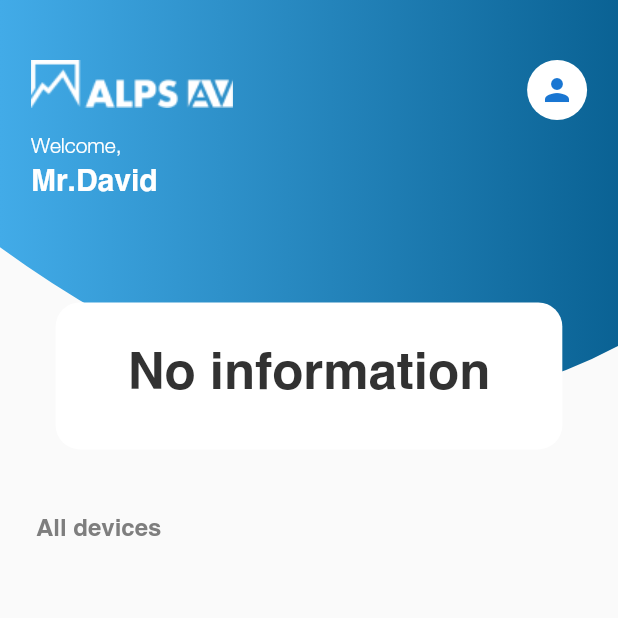
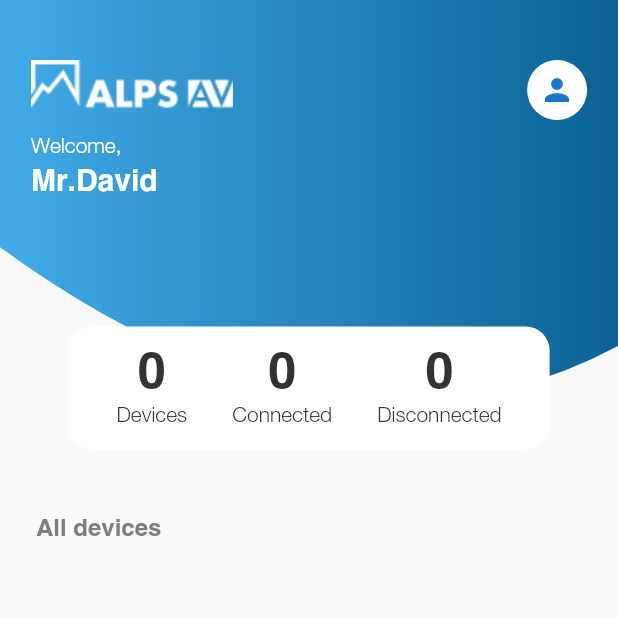
Before and after one commit to HieutvHms/bytech, a Flutter app: the NewHomeScreen2 screen opened directly, on a phone screen of 412 x 824 dp, the top half of it. Run offline on Flutter 3.47's test engine with Material 2 defaults, Android fonts, the light colour scheme and no system bars; our stand-ins replace connectivity_plus, flutter_blue_plus, rxdart, shared_preferences; missing offline and left inert: nsd; accounts and stored records are empty.

Commit message:
Fix:Home screen

```diff
--- a/lib/main.dart
+++ b/lib/main.dart
@@ -14,7 +14,9 @@ void main() {
     MultiProvider(
       providers: [
         ChangeNotifierProvider(
-          create: (_) => AppProvider()..getSaveName(),
+          create: (_) => AppProvider()
+            ..getSaveName()
+            ..getSaveDevice(),
         ),
       ],
       child: const MyApp(),
--- /dev/null
+++ b/lib/models/saved_device_model.dart
@@ -0,0 +1,21 @@
+enum DeviceType { BLE, MDNS }
+
+class SavedDeviceModel {
+  final String deviceName;
+  final DeviceType deviceType;
+
+  SavedDeviceModel({
+    required this.deviceName,
+    required this.deviceType,
+  });
+  Map<String, dynamic> toJson() {
+    return {"DeviceName": deviceName, "DeviceType": deviceType.index};
+  }
+
+  factory SavedDeviceModel.fromJson(Map<String, dynamic> json) {
+    return SavedDeviceModel(
+      deviceName: json["DeviceName"],
+      deviceType: DeviceType.values[json["DeviceType"]],
+    );
+  }
+}
--- a/lib/new_screen/home/home_screen.dart
+++ b/lib/new_screen/home/home_screen.dart
@@ -5,6 +5,7 @@ import 'package:reintechnik/const/asset_const.dart';
 import 'package:reintechnik/const/ble_const.dart';
 import 'package:reintechnik/const/custom_color.dart';
 import 'package:reintechnik/const/custom_textstyle.dart';
+import 'package:reintechnik/models/saved_device_model.dart';
 import 'package:reintechnik/new_screen/personal/profile_screen.dart';
 import 'package:reintechnik/providers/app_provider.dart';
 
@@ -96,7 +97,7 @@ class NewHomeScreen2 extends StatelessWidget {
                             provider.connectStatus == ConnectStatus.BLE) {
                           return Row(
                             children: [
-                              _info((value.bleDeviceList.length + 1).toString(),
+                              _info(value.saveDeviceList.length.toString(),
                                   "Devices"),
                               const SizedBox(
                                 width: 30,
@@ -106,7 +107,7 @@ class NewHomeScreen2 extends StatelessWidget {
                                 width: 30,
                               ),
                               _info(
-                                value.bleDeviceList.length.toString(),
+                                (value.saveDeviceList.length - 1).toString(),
                                 "Disconnected",
                               ),
                             ],
@@ -116,7 +117,7 @@ class NewHomeScreen2 extends StatelessWidget {
                           return Row(
                             mainAxisAlignment: MainAxisAlignment.spaceBetween,
                             children: [
-                              _info(value.localService.length.toString(),
+                              _info(value.saveDeviceList.length.toString(),
                                   "Devices"),
                               const SizedBox(
                                 width: 30,
@@ -126,18 +127,29 @@ class NewHomeScreen2 extends StatelessWidget {
                                 width: 30,
                               ),
                               _info(
-                                (value.localService.length - 1).toString(),
+                                (value.saveDeviceList.length - 1).toString(),
                                 "Disconnected",
                               ),
                             ],
                           );
                         } else {
-                          return const Padding(
-                            padding: EdgeInsets.all(16),
-                            child: Text(
-                              'No information',
-                              style: CustomTextStyle.h3Medium,
+                          return Row(
+                            mainAxisAlignment: MainAxisAlignment.spaceBetween,
+                            children: [
+                              _info(value.saveDeviceList.length.toString(),
+                                  "Devices"),
+                              const SizedBox(
+                                width: 30,
                               ),
+                              _info("0", "Connected"),
+                              const SizedBox(
+                                width: 30,
+                              ),
+                              _info(
+                                (value.saveDeviceList.length).toString(),
+                                "Disconnected",
+                              ),
+                            ],
                           );
                         }
                       },
@@ -164,31 +176,39 @@ class NewHomeScreen2 extends StatelessWidget {
           Expanded(
             child: Consumer<AppProvider>(
               builder: (context, value, child) {
-                if (value.connectStatus == ConnectStatus.BLE) {
-                  final blueToothList = [
-                    ...value.bleDeviceList,
-                    value.bluetoothDevice
-                  ];
                 return ListView.builder(
-                    itemCount: blueToothList.length,
+                  itemCount: value.saveDeviceList.length,
                   itemBuilder: (ctx, index) => _deviceCard(
-                      blueToothList[index]?.name ?? '',
-                      ConnectStatus.BLE,
+                    value.saveDeviceList[index].deviceName,
+                    value.saveDeviceList[index].deviceType,
                     context,
                   ),
                 );
-                } else if (value.connectStatus == ConnectStatus.SOCKET) {
-                  return ListView.builder(
-                    itemCount: value.localService.length,
-                    itemBuilder: (ctx, index) => _deviceCard(
-                      value.localService[index].name ?? "",
-                      ConnectStatus.SOCKET,
-                      context,
-                    ),
-                  );
-                } else {
-                  return const SizedBox();
-                }
+                // if (value.connectStatus == ConnectStatus.BLE) {
+                //   final blueToothList = [
+                //     ...value.bleDeviceList,
+                //     value.bluetoothDevice
+                //   ];
+                //   return ListView.builder(
+                //     itemCount: blueToothList.length,
+                //     itemBuilder: (ctx, index) => _deviceCard(
+                //       blueToothList[index]?.name ?? '',
+                //       ConnectStatus.BLE,
+                //       context,
+                //     ),
+                //   );
+                // } else if (value.connectStatus == ConnectStatus.SOCKET) {
+                //   return ListView.builder(
+                //     itemCount: value.localService.length,
+                //     itemBuilder: (ctx, index) => _deviceCard(
+                //       value.localService[index].name ?? "",
+                //       ConnectStatus.SOCKET,
+                //       context,
+                //     ),
+                //   );
+                // } else {
+                //   return const SizedBox();
+                // }
               },
             ),
           ),
@@ -214,7 +234,7 @@ class NewHomeScreen2 extends StatelessWidget {
 }
 
 Widget _deviceCard(
-    String deviceName, ConnectStatus connectStatus, BuildContext context) {
+    String deviceName, DeviceType deviceType, BuildContext context) {
   final provider = Provider.of<AppProvider>(context);
   return Container(
     width: double.infinity,
@@ -244,7 +264,7 @@ Widget _deviceCard(
                   )
               ],
             ),
-            ImageIcon(AssetImage(connectStatus == ConnectStatus.BLE
+            ImageIcon(AssetImage(deviceType == DeviceType.BLE
                 ? AssetConst.bluetoothIcon
                 : AssetConst.wifiIcon))
           ],
```
Also changed, not shown: lib/providers/app_provider.dart (+31 -2 lines), lib/service/storage_service.dart (+18 -0 lines). Lines whose indentation alone changed are shown as unchanged.
